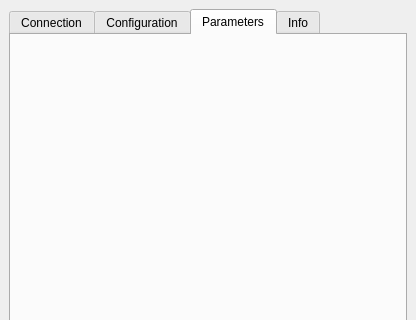
Before: the Qt Designer form src/crazyflieROS/ui/driverGUI.ui in omwdunkley/crazyflieROS, drawn with Qt 5; both pictures show x 0 to 416 and y 0 to 320 of the 416 by 527 pixel window.
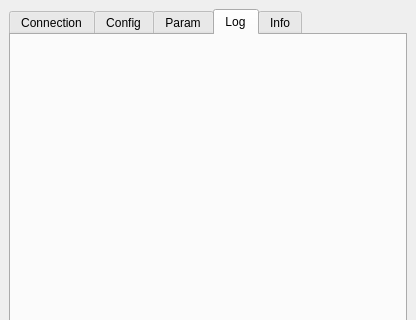
After: the same form once the commit is applied. The open tabs and pages were chosen to show the change.

Patch:
```diff
--- a/src/crazyflieROS/ui/driverGUI.ui
+++ b/src/crazyflieROS/ui/driverGUI.ui
@@ -143,7 +143,7 @@
       </widget>
       <widget class="QWidget" name="tab_config">
        <attribute name="title">
-        <string>Configuration</string>
+        <string>Config</string>
        </attribute>
        <layout class="QGridLayout" name="gridLayout_3">
         <item row="0" column="0">
@@ -247,10 +247,16 @@
       </widget>
       <widget class="QWidget" name="tab_param">
        <attribute name="title">
-        <string>Parameters</string>
+        <string>Param</string>
        </attribute>
        <layout class="QVBoxLayout" name="verticalLayout"/>
       </widget>
+      <widget class="QWidget" name="tab_log">
+       <attribute name="title">
+        <string>Log</string>
+       </attribute>
+       <layout class="QVBoxLayout" name="verticalLayout_3"/>
+      </widget>
       <widget class="QWidget" name="tab_info">
        <attribute name="title">
         <string>Info</string>
```
Left out of the diff: 2 changed lines with no effect on the pictures.
